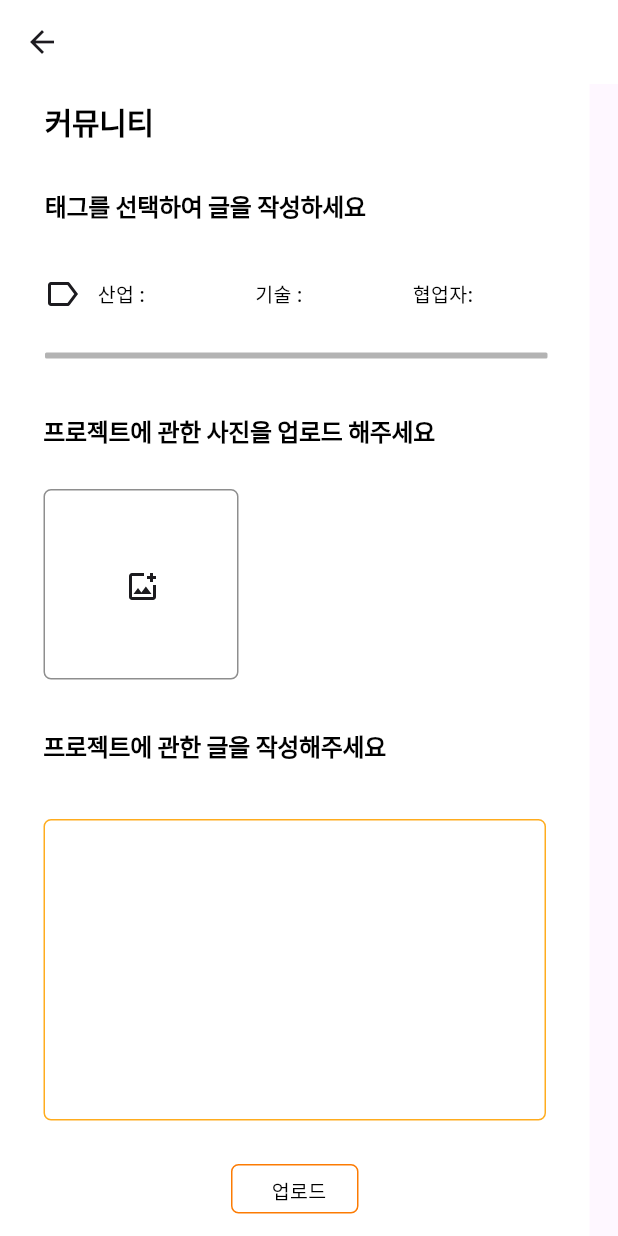
After one commit to BSSMEvoLink/EvoLink_app, a Flutter app: the Communityadd screen opened directly, on a phone screen of 412 x 824 dp. The commit adds this screen. Run offline on Flutter 3.47's test engine with Material 3 defaults, Android fonts, the phone set to English and light mode, and no system bars; our stand-ins replace flutter_svg; Roboto replaces fonts that are missing (Pretendard).

Commit message:
ADD : 커뮤니티 페이지 글 추가 메인페이지 리팩토링

```diff
--- a/evolink/lib/screen/ community/community.dart
+++ b/evolink/lib/screen/ community/community.dart
@@ -1,3 +1,4 @@
+import 'package:evolink/screen/%20community/communityadd.dart';
 import 'package:evolink/screen/Matching/mainmatch.dart';
 import 'package:evolink/screen/main/mainscrren.dart';
 import 'package:evolink/screen/mypage/mypage.dart';
@@ -308,7 +309,29 @@ class _MaincommunityState extends State<Maincommunity> {
                       ),
                     ),
                   ),
-
+                  Positioned(
+                    left: 330,
+                    top: 10,
+                    child: GestureDetector(
+                      onTap: () {
+                        print('아이콘 클릭됨');
+                        Navigator.push(
+                          context,
+                          MaterialPageRoute(
+                            builder:
+                                (context) =>
+                                    Communityadd(), // ← 이 페이지가 정상 구현되어 있어야 함
+                          ),
+                        );
+                      },
+                      child: SvgPicture.asset(
+                        'assets/images/edit_document.svg',
+                        width: 24,
+                        height: 24,
+                        fit: BoxFit.cover,
+                      ),
+                    ),
+                  ),
                   Positioned(
                     //두 번째
                     left: 210,
--- /dev/null
+++ b/evolink/lib/screen/ community/communityadd.dart
@@ -0,0 +1,255 @@
+import 'package:flutter/material.dart';
+import 'package:flutter_svg/flutter_svg.dart';
+
+class Communityadd extends StatefulWidget {
+  const Communityadd({super.key});
+
+  @override
+  State<Communityadd> createState() => _CommunityaddState();
+}
+
+class _CommunityaddState extends State<Communityadd> {
+  @override
+  Widget build(BuildContext context) {
+    return Scaffold(
+      appBar: AppBar(backgroundColor: Colors.white),
+      body: Stack(
+        children: [
+          SingleChildScrollView(
+            child: Container(
+              width: 393,
+              height: 852,
+              clipBehavior: Clip.antiAlias,
+              decoration: BoxDecoration(color: Colors.white),
+              child: Stack(
+                children: [
+                  Positioned(
+                    left: 30,
+                    top: 10,
+                    child: Text(
+                      '커뮤니티',
+                      textAlign: TextAlign.center,
+                      style: TextStyle(
+                        color: Colors.black,
+                        fontSize: 20,
+                        fontFamily: 'Pretendard',
+                        fontWeight: FontWeight.w700,
+                        letterSpacing: -0.24,
+                      ),
+                    ),
+                  ),
+                  Positioned(
+                    left: 30,
+                    top: 70,
+                    child: Text(
+                      '태그를 선택하여 글을 작성하세요',
+                      textAlign: TextAlign.center,
+                      style: TextStyle(
+                        color: Colors.black,
+                        fontSize: 16,
+                        fontFamily: 'Pretendard',
+                        fontWeight: FontWeight.w600,
+                        letterSpacing: -0.24,
+                      ),
+                    ),
+                  ),
+                  Positioned(
+                    left: 29,
+                    top: 430,
+                    child: Text(
+                      '프로젝트에 관한 글을 작성해주세요',
+                      textAlign: TextAlign.center,
+                      style: TextStyle(
+                        color: Colors.black,
+                        fontSize: 16,
+                        fontFamily: 'Pretendard',
+                        fontWeight: FontWeight.w600,
+                        letterSpacing: -0.24,
+                      ),
+                    ),
+                  ),
+                  Positioned(
+                    left: 29,
+                    top: 220,
+                    child: Text(
+                      '프로젝트에 관한 사진을 업로드 해주세요',
+                      textAlign: TextAlign.center,
+                      style: TextStyle(
+                        color: Colors.black,
+                        fontSize: 16,
+                        fontFamily: 'Pretendard',
+                        fontWeight: FontWeight.w600,
+                        letterSpacing: -0.24,
+                      ),
+                    ),
+                  ),
+                  Positioned(
+                    left: 30,
+                    top: 128,
+                    child: GestureDetector(
+                      child: SvgPicture.asset(
+                        'assets/images/label.svg',
+                        width: 24,
+                        height: 24,
+                        fit: BoxFit.cover,
+                      ),
+                    ),
+                  ),
+                  Positioned(
+                    left: 65,
+                    top: 130,
+                    child: Text(
+                      '산업 : ',
+                      style: TextStyle(
+                        color: Colors.black,
+                        fontSize: 13,
+                        fontFamily: 'Pretendard',
+                        fontWeight: FontWeight.w500,
+                        height: 1.50,
+                      ),
+                    ),
+                  ),
+
+                  Positioned(
+                    left: 170,
+                    top: 130,
+                    child: Text(
+                      '기술 : ',
+                      style: TextStyle(
+                        color: Colors.black,
+                        fontSize: 13,
+                        fontFamily: 'Pretendard',
+                        fontWeight: FontWeight.w500,
+                        height: 1.50,
+                      ),
+                    ),
+                  ),
+
+                  Positioned(
+                    left: 275,
+                    top: 130,
+                    child: Text(
+                      '협업자: ',
+                      style: TextStyle(
+                        color: Colors.black,
+                        fontSize: 13,
+                        fontFamily: 'Pretendard',
+                        fontWeight: FontWeight.w500,
+                        height: 1.50,
+                      ),
+                    ),
+                  ),
+
+                  Positioned(
+                    left: 31,
+                    top: 180,
+                    child: Container(
+                      width: 333,
+                      decoration: ShapeDecoration(
+                        shape: RoundedRectangleBorder(
+                          side: BorderSide(
+                            width: 2,
+                            strokeAlign: BorderSide.strokeAlignCenter,
+                            color: const Color(0xFFB3B3B3),
+                          ),
+                        ),
+                      ),
+                    ),
+                  ),
+                  Positioned(
+                    left: 29,
+                    top: 490,
+                    child: Container(
+                      width: 335,
+                      height: 201,
+                      clipBehavior: Clip.antiAlias,
+                      decoration: ShapeDecoration(
+                        shape: RoundedRectangleBorder(
+                          side: BorderSide(
+                            width: 1,
+                            color: const Color(0xFFFFAC1E),
+                          ),
+                          borderRadius: BorderRadius.circular(5),
+                        ),
+                      ),
+                    ),
+                  ),
+                  Positioned(
+                    left: 29,
+                    top: 270,
+                    child: Container(
+                      width: 130,
+                      height: 127,
+                      clipBehavior: Clip.antiAlias,
+                      decoration: ShapeDecoration(
+                        shape: RoundedRectangleBorder(
+                          side: BorderSide(
+                            width: 1,
+                            color: const Color(0xFF8E8E8E),
+                          ),
+                          borderRadius: BorderRadius.circular(5),
+                        ),
+                      ),
+                      child: Stack(
+                        children: [
+                          Positioned(
+                            left: 53,
+                            top: 52,
+                            child: GestureDetector(
+                              child: SvgPicture.asset(
+                                'assets/images/add_photo_alternate.svg',
+                                width: 24,
+                                height: 24,
+                                fit: BoxFit.cover,
+                              ),
+                            ),
+                          ),
+                        ],
+                      ),
+                    ),
+                  ),
+                  Positioned(
+                    left: 154,
+                    top: 720,
+                    child: Container(
+                      width: 85,
+                      height: 33,
+                      clipBehavior: Clip.antiAlias,
+                      decoration: ShapeDecoration(
+                        shape: RoundedRectangleBorder(
+                          side: BorderSide(
+                            width: 1,
+                            color: const Color(0xFFFC7B03),
+                          ),
+                          borderRadius: BorderRadius.circular(5),
+                        ),
+                      ),
+                      child: Stack(
+                        children: [
+                          Positioned(
+                            left: 26,
+                            top: 7,
+                            child: Text(
+                              '업로드',
+                              style: TextStyle(
+                                color: Colors.black,
+                                fontSize: 13,
+                                fontFamily: 'Pretendard',
+                                fontWeight: FontWeight.w500,
+                                height: 1.50,
+                              ),
+                            ),
+                          ),
+                        ],
+                      ),
+                    ),
+                  ),
+                ],
+              ),
+            ),
+          ),
+        ],
+      ),
+    );
+  }
+}
--- a/evolink/lib/screen/main/mainscrren.dart
+++ b/evolink/lib/screen/main/mainscrren.dart
@@ -31,6 +31,32 @@ class _MainscrrenState extends State<Mainscrren> {
                 child: Image.asset(
                   'assets/images/Evolinklogo.png',
                   fit: BoxFit.contain,
+                ),
+              ),
+            ),
+            Positioned(
+              left: 300,
+              top: 80,
+              child: GestureDetector(
+                child: SvgPicture.asset(
+                  'assets/images/notifications.svg',
+                  width: 30,
+                  height: 30,
+                  color: const Color(0xFFFC7B03),
+                  fit: BoxFit.cover,
+                ),
+              ),
+            ),
+            Positioned(
+              left: 340,
+              top: 79,
+              child: GestureDetector(
+                child: SvgPicture.asset(
+                  'assets/images/lists.svg',
+                  width: 30,
+                  height: 30,
+                  color: const Color(0xFFFC7B03),
+                  fit: BoxFit.cover,
                 ),
               ),
             ),
```
Also changed, not shown: evolink/assets/images/add_photo_alternate.svg (added), evolink/assets/images/lists.svg (added).
